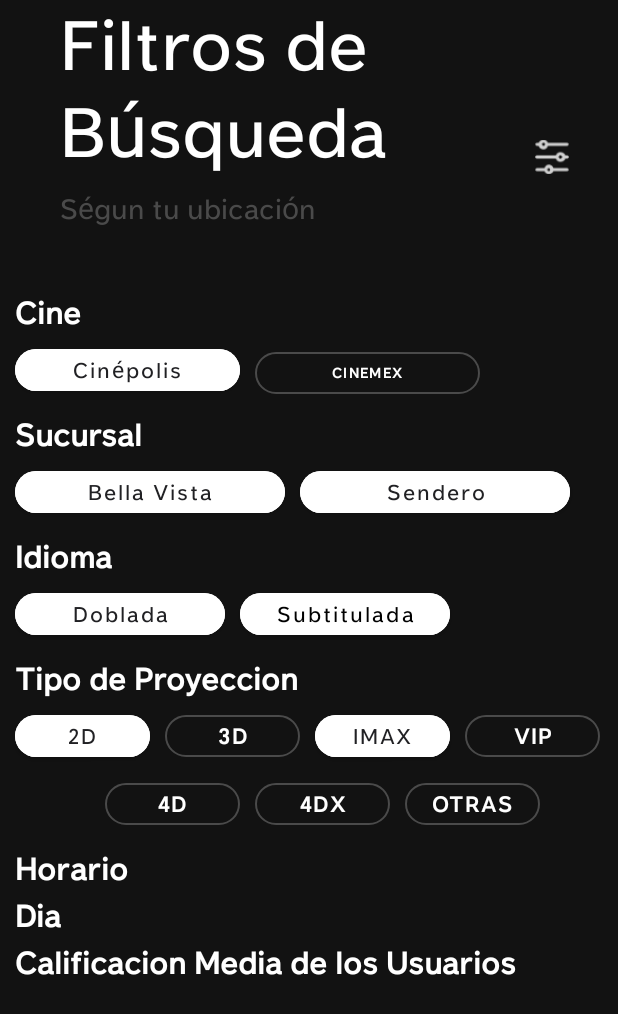
After one commit to AndyBorboa/Reel, an Android app: the layout activity_filtro.xml on its own in the app's theme, with its tools: preview values and no code run, on a phone screen of 412 x 824 dp. The commit adds this screen. Shown: the top 1014 px of the screen. Run offline under Robolectric (Android 15) with nearby library versions, the phone set to English and light mode, and no system bars.

Commit message:
Layout filtros en progreso

```diff
--- a/app/src/main/java/borboa/andrea/reel_proyectomoviles/CarteleraActivity.kt
+++ b/app/src/main/java/borboa/andrea/reel_proyectomoviles/CarteleraActivity.kt
@@ -6,15 +6,11 @@ import android.os.Bundle
 import android.view.LayoutInflater
 import android.view.View
 import android.view.ViewGroup
-import android.widget.BaseAdapter
-import android.widget.GridView
-import android.widget.ImageView
-import android.widget.TextView
+import android.widget.*
 import androidx.appcompat.app.AppCompatActivity
 import com.google.android.material.bottomnavigation.BottomNavigationView
 
 class CarteleraActivity : AppCompatActivity() {
-
 
     val peliculas= ArrayList<peli>()
     var adapter: ItemAdapter? = null
@@ -78,6 +74,13 @@ class CarteleraActivity : AppCompatActivity() {
         var gridView_movies:GridView = findViewById(R.id.gridview) as GridView
 
         gridView_movies.adapter=peliculasAdapter
+
+        var botonFiltro:Button=findViewById(R.id.btn_filtros) as Button
+
+        botonFiltro.setOnClickListener {
+            var intent:Intent=Intent(this,FiltroActivity::class.java)
+            startActivity(intent)
+        }
 
 
     }
--- /dev/null
+++ b/app/src/main/java/borboa/andrea/reel_proyectomoviles/FiltroActivity.kt
@@ -0,0 +1,11 @@
+package borboa.andrea.reel_proyectomoviles
+
+import android.os.Bundle
+import androidx.appcompat.app.AppCompatActivity
+
+class FiltroActivity : AppCompatActivity() {
+    override fun onCreate(savedInstanceState: Bundle?) {
+        super.onCreate(savedInstanceState)
+        setContentView(R.layout.activity_filtro)
+    }
+}
--- a/app/src/main/res/layout/activity_cartelera.xml
+++ b/app/src/main/res/layout/activity_cartelera.xml
@@ -41,12 +41,14 @@
             app:cornerRadius="20dp" />
 
         <Button
+            android:id="@+id/btn_buscar"
             android:layout_width="25dp"
             android:layout_height="25dp"
             android:layout_marginTop="15dp"
             android:layout_marginLeft="30dp"
             android:background="@drawable/ic_busqueda" />
         <Button
+            android:id="@+id/btn_filtros"
             android:layout_width="25dp"
             android:layout_height="25dp"
             android:layout_marginTop="15dp"
--- /dev/null
+++ b/app/src/main/res/layout/activity_filtro.xml
@@ -0,0 +1,354 @@
+<?xml version="1.0" encoding="utf-8"?>
+<LinearLayout xmlns:android="http://schemas.android.com/apk/res/android"
+    xmlns:app="http://schemas.android.com/apk/res-auto"
+    xmlns:tools="http://schemas.android.com/tools"
+    android:layout_width="match_parent"
+    android:background="@color/color_background"
+    android:layout_height="match_parent"
+    android:orientation="vertical"
+    android:paddingLeft="10dp">
+
+    <LinearLayout
+        android:layout_width="match_parent"
+        android:layout_height="wrap_content"
+        android:orientation="horizontal">
+
+        <LinearLayout
+            android:layout_width="wrap_content"
+            android:layout_height="wrap_content"
+            android:orientation="vertical"
+            android:layout_marginLeft="30dp">
+
+            <TextView
+                android:layout_width="wrap_content"
+                android:layout_height="wrap_content"
+                android:text="Filtros de"
+                android:textColor="@color/white"
+                android:fontFamily="@font/littera_regular"
+                android:textSize="50dp"/>
+            <TextView
+                android:layout_width="wrap_content"
+                android:layout_height="wrap_content"
+                android:text="Búsqueda"
+                android:textColor="@color/white"
+                android:fontFamily="@font/littera_regular"
+                android:textSize="50dp"/>
+
+            <TextView
+                android:layout_width="wrap_content"
+                android:layout_height="wrap_content"
+                android:text="Ségun tu ubicación"
+                android:textSize="20dp"
+                android:layout_marginTop="10dp"
+                android:textColor="@color/gris"
+                android:fontFamily="@font/littera_regular"/>
+        </LinearLayout>
+        <androidx.constraintlayout.widget.ConstraintLayout
+            android:layout_width="match_parent"
+            android:layout_height="match_parent"
+            android:orientation="vertical"
+            >
+
+            <Button
+                android:id="@+id/filtro"
+                android:layout_width="25dp"
+                android:layout_height="25dp"
+                android:background="@drawable/ic_filtros"
+                app:layout_constraintBottom_toBottomOf="parent"
+                app:layout_constraintEnd_toEndOf="parent"
+                app:layout_constraintHorizontal_bias="0.757"
+                app:layout_constraintStart_toStartOf="parent"
+                app:layout_constraintTop_toTopOf="parent"
+                app:layout_constraintVertical_bias="0.731" />
+        </androidx.constraintlayout.widget.ConstraintLayout>
+
+    </LinearLayout>
+
+    <LinearLayout
+        android:layout_width="match_parent"
+        android:layout_height="wrap_content"
+        android:layout_marginTop="20dp"
+        android:background="@drawable/borde"/>
+
+    <LinearLayout
+        android:layout_width="match_parent"
+        android:layout_height="match_parent"
+        android:layout_marginTop="20dp"
+        android:orientation="vertical">
+
+        <TextView
+            android:layout_width="match_parent"
+            android:layout_height="wrap_content"
+            android:layout_marginBottom="5dp"
+            android:text="Cine"
+            android:textStyle="bold"
+            android:textColor="@color/white"
+            android:fontFamily="@font/littera_regular"
+            android:textSize="22dp"/>
+        <LinearLayout
+            android:layout_width="match_parent"
+            android:layout_height="wrap_content"
+            android:orientation="horizontal"
+            android:layout_marginBottom="10dp"
+            >
+
+            <Button
+                android:layout_width="150dp"
+                android:layout_height="40dp"
+                android:fontFamily="@font/littera_regular"
+                android:text="Cinépolis"
+                android:textAllCaps="false"
+                android:textColor="@color/black_buttons"
+                android:textSize="15dp"
+                android:backgroundTint="@color/white"
+                app:cornerRadius="25dp"/>
+
+            <Button
+                style="?attr/materialButtonOutlinedStyle"
+                android:layout_width="150dp"
+                android:layout_height="40dp"
+                android:layout_marginLeft="10dp"
+                android:backgroundTint="@color/color_background"
+                android:fontFamily="@font/littera_regular"
+                android:text="Cinemex"
+                android:textColor="@color/white"
+                android:textSize="10dp"
+                android:textStyle="bold"
+                app:cornerRadius="20dp"
+                app:strokeColor="@color/gris" />
+        </LinearLayout>
+
+        <TextView
+            android:layout_width="match_parent"
+            android:layout_height="wrap_content"
+            android:layout_marginBottom="5dp"
+            android:text="Sucursal"
+            android:textStyle="bold"
+            android:textColor="@color/white"
+            android:fontFamily="@font/littera_regular"
+            android:textSize="22dp"/>
+        <LinearLayout
+            android:layout_width="match_parent"
+            android:layout_height="wrap_content"
+            android:orientation="horizontal"
+            android:layout_marginBottom="10dp"
+            >
+
+            <Button
+                android:layout_width="180dp"
+                android:layout_height="40dp"
+                android:fontFamily="@font/littera_regular"
+                android:text="Bella Vista"
+                android:textAllCaps="false"
+                android:textColor="@color/black_buttons"
+                android:textSize="15dp"
+                android:backgroundTint="@color/white"
+                app:cornerRadius="25dp"/>
+
+            <Button
+                android:layout_width="180dp"
+                android:layout_height="40dp"
+                android:fontFamily="@font/littera_regular"
+                android:text="Sendero"
+                android:textAllCaps="false"
+                android:textColor="@color/black_buttons"
+                android:textSize="15dp"
+                android:layout_marginLeft="10dp"
+
+                android:backgroundTint="@color/white"
+                app:cornerRadius="25dp"/>
+        </LinearLayout>
+
+        <TextView
+            android:layout_width="match_parent"
+            android:layout_height="wrap_content"
+            android:layout_marginBottom="5dp"
+            android:text="Idioma"
+            android:textStyle="bold"
+            android:textColor="@color/white"
+            android:fontFamily="@font/littera_regular"
+            android:textSize="22dp"/>
+        <LinearLayout
+            android:layout_width="match_parent"
+            android:layout_height="wrap_content"
+            android:orientation="horizontal"
+            android:layout_marginBottom="10dp"
+            >
+
+            <Button
+                android:layout_width="140dp"
+                android:layout_height="40dp"
+                android:fontFamily="@font/littera_regular"
+                android:text="Doblada"
+                android:textAllCaps="false"
+                android:textColor="@color/black_buttons"
+                android:textSize="15dp"
+                android:backgroundTint="@color/white"
+                app:cornerRadius="25dp"/>
+
+            <Button
+                android:layout_width="140dp"
+                android:layout_height="40dp"
+                android:fontFamily="@font/littera_regular"
+                android:text="Subtitulada"
+                android:textAllCaps="false"
+                android:textColor="@color/black"
+                android:textSize="15dp"
+                android:layout_marginLeft="10dp"
+                android:backgroundTint="@color/white"
+                app:cornerRadius="25dp"/>
+        </LinearLayout>
+
+        <TextView
+            android:layout_width="match_parent"
+            android:layout_height="wrap_content"
+            android:layout_marginBottom="5dp"
+            android:text="Tipo de Proyeccion"
+            android:textStyle="bold"
+            android:textColor="@color/white"
+            android:fontFamily="@font/littera_regular"
+            android:textSize="22dp"/>
+        <LinearLayout
+            android:layout_width="match_parent"
+            android:layout_height="wrap_content"
+            android:orientation="horizontal"
+            android:layout_marginBottom="5dp"
+            >
+
+            <Button
+                android:layout_width="90dp"
+                android:layout_height="40dp"
+                android:fontFamily="@font/littera_regular"
+                android:text="2D"
+                android:textAllCaps="false"
+                android:textColor="@color/black_buttons"
+                android:textSize="15dp"
+                android:backgroundTint="@color/white"
+                app:cornerRadius="25dp"/>
+
+            <Button
+                style="?attr/materialButtonOutlinedStyle"
+                android:layout_width="90dp"
+                android:layout_height="40dp"
+                android:layout_marginLeft="10dp"
+                android:backgroundTint="@color/color_background"
+                android:fontFamily="@font/littera_regular"
+                android:text="3D"
+                android:textColor="@color/white"
+                android:textSize="15dp"
+                android:textStyle="bold"
+                app:cornerRadius="20dp"
+                app:strokeColor="@color/gris" />
+            <Button
+                android:layout_width="90dp"
+                android:layout_height="40dp"
+                android:fontFamily="@font/littera_regular"
+                android:text="IMAX"
+                android:textAllCaps="false"
+                android:textColor="@color/black_buttons"
+                android:textSize="15dp"
+                android:layout_marginLeft="10dp"
+
+                android:backgroundTint="@color/white"
+                app:cornerRadius="25dp"/>
+            <Button
+                style="?attr/materialButtonOutlinedStyle"
+                android:layout_width="90dp"
+                android:layout_height="40dp"
+                android:layout_marginLeft="10dp"
+                android:backgroundTint="@color/color_background"
+                android:fontFamily="@font/littera_regular"
+                android:text="VIP"
+                android:textColor="@color/white"
+                android:textSize="15dp"
+                android:textStyle="bold"
+                app:cornerRadius="20dp"
+                app:strokeColor="@color/gris" />
+        </LinearLayout>
+        <LinearLayout
+            android:layout_width="match_parent"
+            android:layout_height="wrap_content"
+            android:orientation="horizontal"
+            android:layout_marginBottom="10dp"
+            android:paddingLeft="50dp"
+            >
+
+            <Button
+                style="?attr/materialButtonOutlinedStyle"
+                android:layout_width="90dp"
+                android:layout_height="40dp"
+                android:layout_marginLeft="10dp"
+                android:backgroundTint="@color/color_background"
+                android:fontFamily="@font/littera_regular"
+                android:text="4D"
+                android:textColor="@color/white"
+                android:textSize="15dp"
+                android:textStyle="bold"
+                app:cornerRadius="20dp"
+                app:strokeColor="@color/gris" />
+
+            <Button
+                style="?attr/materialButtonOutlinedStyle"
+                android:layout_width="90dp"
+                android:layout_height="40dp"
+                android:layout_marginLeft="10dp"
+                android:backgroundTint="@color/color_background"
+                android:fontFamily="@font/littera_regular"
+                android:text="4DX"
+                android:textColor="@color/white"
+                android:textSize="15dp"
+                android:textStyle="bold"
+                app:cornerRadius="20dp"
+                app:strokeColor="@color/gris" />
+
+            <Button
+                style="?attr/materialButtonOutlinedStyle"
+                android:layout_width="90dp"
+                android:layout_height="40dp"
+                android:layout_marginLeft="10dp"
+                android:backgroundTint="@color/color_background"
+                android:fontFamily="@font/littera_regular"
+                android:text="Otras"
+                android:textColor="@color/white"
+                android:textSize="15dp"
+                android:textStyle="bold"
+                app:cornerRadius="20dp"
+                app:strokeColor="@color/gris" />
+
+        </LinearLayout>
+
+        <TextView
+            android:layout_width="match_parent"
+            android:layout_height="wrap_content"
+            android:layout_marginBottom="5dp"
+            android:text="Horario"
+            android:textStyle="bold"
+            android:textColor="@color/white"
+            android:fontFamily="@font/littera_regular"
+            android:textSize="22dp"/>
+
+        <TextView
+            android:layout_width="match_parent"
+            android:layout_height="wrap_content"
+            android:layout_marginBottom="5dp"
+            android:text="Dia"
+            android:textStyle="bold"
+            android:textColor="@color/white"
+            android:fontFamily="@font/littera_regular"
+            android:textSize="22dp"/>
+
+        <TextView
+            android:layout_width="match_parent"
+            android:layout_height="wrap_content"
+            android:layout_marginBottom="5dp"
+            android:text="Calificacion Media de los Usuarios"
+            android:textStyle="bold"
+            android:textColor="@color/white"
+            android:fontFamily="@font/littera_regular"
+            android:textSize="22dp"/>
+
+
+    </LinearLayout>
+
+
+</LinearLayout>
```
Also changed, not shown: app/src/main/res/layout/fragment_horarios.xml (line endings or trailing spaces).
